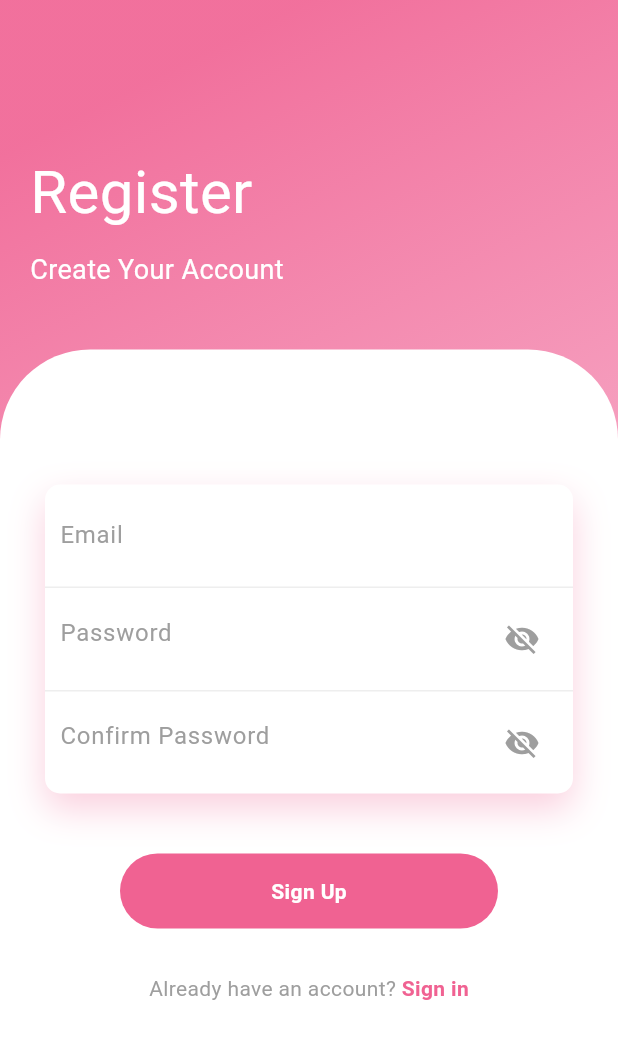
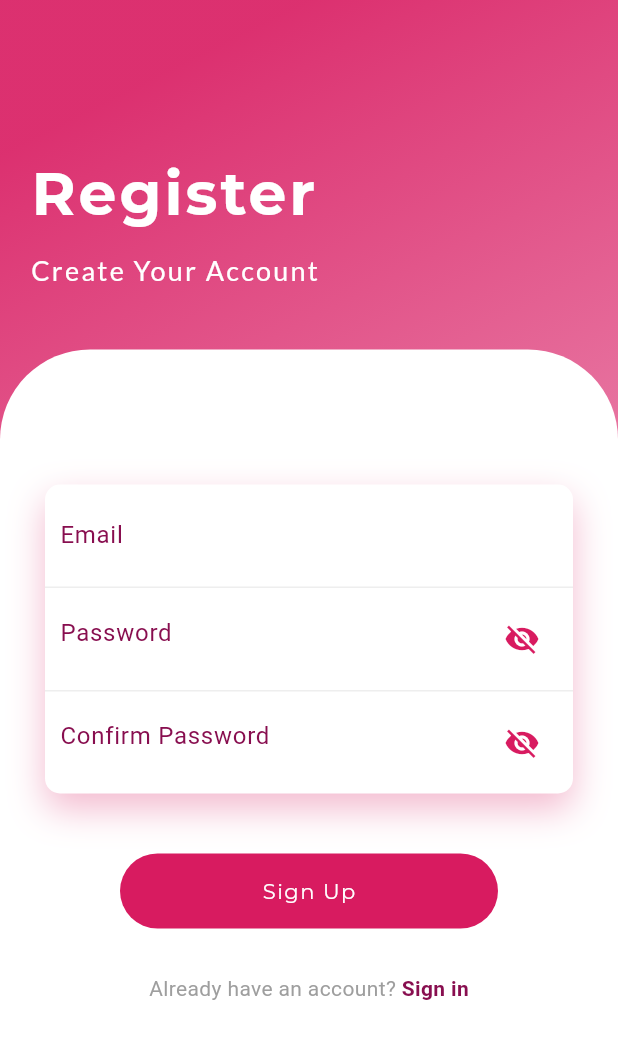
Before and after one commit to rifkifakhrudin2004/proyeksregep, a Flutter app: the RegisterScreen screen opened by its route, on a phone screen of 412 x 824 dp. Shown: the top 1039 px of the screen. Run offline on Flutter 3.47's test engine with Material 3 defaults, Android fonts, the phone set to English and light mode, and no system bars; our stand-ins replace animate_do, awesome_dialog, camera, cloud_firestore, firebase_auth, firebase_core and 7 more; missing offline and left inert: google_ml_kit; accounts and stored records are empty.

Commit message:
register

```diff
--- a/lib/auth/register.dart
+++ b/lib/auth/register.dart
@@ -4,6 +4,7 @@ import 'package:flutter/material.dart';
 import 'landing_page.dart';
 import 'package:animate_do/animate_do.dart';
 import 'package:proyeksregep/auth/landing_page.dart';
+import 'package:google_fonts/google_fonts.dart';
 
 class RegisterScreen extends StatefulWidget {
   @override
@@ -112,7 +113,7 @@ class _RegisterScreenState extends State<RegisterScreen> {
 
   @override
   Widget build(BuildContext context) {
-    final specificColor = const Color.fromRGBO(240, 98, 146, 1);
+    final specificColor = const Color.fromRGBO(216, 27, 96, 1);
 
     return Scaffold(
       body: Container(
@@ -134,16 +135,31 @@ class _RegisterScreenState extends State<RegisterScreen> {
                 children: <Widget>[
                   FadeInUp(
                       duration: Duration(milliseconds: 1000),
-                      child: Text(
+                      child:
+                      Text(
                         "Register",
-                        style: TextStyle(color: Colors.white, fontSize: 40),
+                        style: GoogleFonts.montserrat(
+                          textStyle: TextStyle(
+                            color: Colors.white,
+                            fontSize: 40,
+                            fontWeight: FontWeight.bold,
+                            letterSpacing: 2
+                          ),
+                        ),
                       )),
                   SizedBox(height: 10),
                   FadeInUp(
                       duration: Duration(milliseconds: 1300),
                       child: Text(
                         "Create Your Account",
-                        style: TextStyle(color: Colors.white, fontSize: 18),
+                        style: GoogleFonts.lato(
+                          textStyle: TextStyle(
+                            color: Colors.white,
+                            fontSize: 18,
+                            fontWeight: FontWeight.normal,
+                            letterSpacing: 1.5,
+                          ),
+                        ),
                       )),
                 ],
               ),
@@ -152,7 +168,7 @@ class _RegisterScreenState extends State<RegisterScreen> {
             Expanded(
               child: Container(
                 decoration: BoxDecoration(
-                    color: Colors.white,
+                    color: const Color(0xFFFFFFFF),
                     borderRadius: BorderRadius.only(
                         topLeft: Radius.circular(60),
                         topRight: Radius.circular(60))),
@@ -182,13 +198,15 @@ class _RegisterScreenState extends State<RegisterScreen> {
                                     decoration: BoxDecoration(
                                         border: Border(
                                             bottom: BorderSide(
-                                                color: Colors.grey.shade200))),
+                                                color: const Color(0xFFEEEEEE)))),
                                     child: TextField(
                                       controller: emailController,
                                       decoration: InputDecoration(
                                           hintText: "Email",
                                           hintStyle:
-                                              TextStyle(color: Colors.grey),
+                                              TextStyle(
+                                                color: Color.fromRGBO(136, 14, 79, 1),
+                                              ),
                                           border: InputBorder.none),
                                     ),
                                   ),
@@ -205,14 +223,14 @@ class _RegisterScreenState extends State<RegisterScreen> {
                                       decoration: InputDecoration(
                                         hintText: "Password",
                                         hintStyle:
-                                            TextStyle(color: Colors.grey),
+                                            TextStyle(color: Color.fromRGBO(136, 14, 79, 1)),
                                         border: InputBorder.none,
                                         suffixIcon: IconButton(
                                           icon: Icon(
                                             _obscurePassword
                                                 ? Icons.visibility_off
                                                 : Icons.visibility,
-                                            color: Colors.grey,
+                                            color: const Color.fromRGBO(216, 27, 96, 1),
                                           ),
                                           onPressed: () {
                                             setState(() {
@@ -233,14 +251,14 @@ class _RegisterScreenState extends State<RegisterScreen> {
                                       decoration: InputDecoration(
                                         hintText: "Confirm Password",
                                         hintStyle:
-                                            TextStyle(color: Colors.grey),
+                                            TextStyle(color: Color.fromRGBO(136, 14, 79, 1)),
                                         border: InputBorder.none,
                                         suffixIcon: IconButton(
                                           icon: Icon(
                                             _obscureConfirmPassword
                                                 ? Icons.visibility_off
                                                 : Icons.visibility,
-                                            color: Colors.grey,
+                                            color: const Color.fromRGBO(216, 27, 96, 1),
                                           ),
                                           onPressed: () {
                                             setState(() {
@@ -267,13 +285,16 @@ class _RegisterScreenState extends State<RegisterScreen> {
                               margin: EdgeInsets.symmetric(horizontal: 50),
                               decoration: BoxDecoration(
                                   borderRadius: BorderRadius.circular(50),
-                                  color: specificColor),
+                                  color: const Color.fromRGBO(216, 27, 96, 1)),
                               child: Center(
                                 child: Text(
                                   "Sign Up",
-                                  style: TextStyle(
+                                  style: GoogleFonts.montserrat(
+                                    textStyle: TextStyle(
                                       color: Colors.white,
-                                      fontWeight: FontWeight.bold),
+                                      fontWeight: FontWeight.normal,
+                                      letterSpacing: 1),
+                                  ),
                                 ),
                               ),
                             ),
@@ -288,7 +309,7 @@ class _RegisterScreenState extends State<RegisterScreen> {
                             children: [
                               Text(
                                 "Already have an account? ",
-                                style: TextStyle(color: Colors.grey),
+                                style: TextStyle(color: const Color(0xFF9E9E9E)),
                               ),
                               GestureDetector(
                                 onTap: () {
@@ -321,7 +342,7 @@ class _RegisterScreenState extends State<RegisterScreen> {
                                 child: Text(
                                   "Sign in",
                                   style: TextStyle(
-                                      color: specificColor,
+                                      color: Color.fromRGBO(136, 14, 79, 1),
                                       fontWeight: FontWeight.bold),
                                 ),
                               )
--- a/pubspec.yaml
+++ b/pubspec.yaml
@@ -54,6 +54,7 @@ dependencies:
   provider: ^6.1.2
   awesome_dialog: ^3.2.1
   rive_common: ^0.4.12
+
 
 dev_dependencies:
   flutter_test:
```
Also changed, not shown: pubspec.lock.
